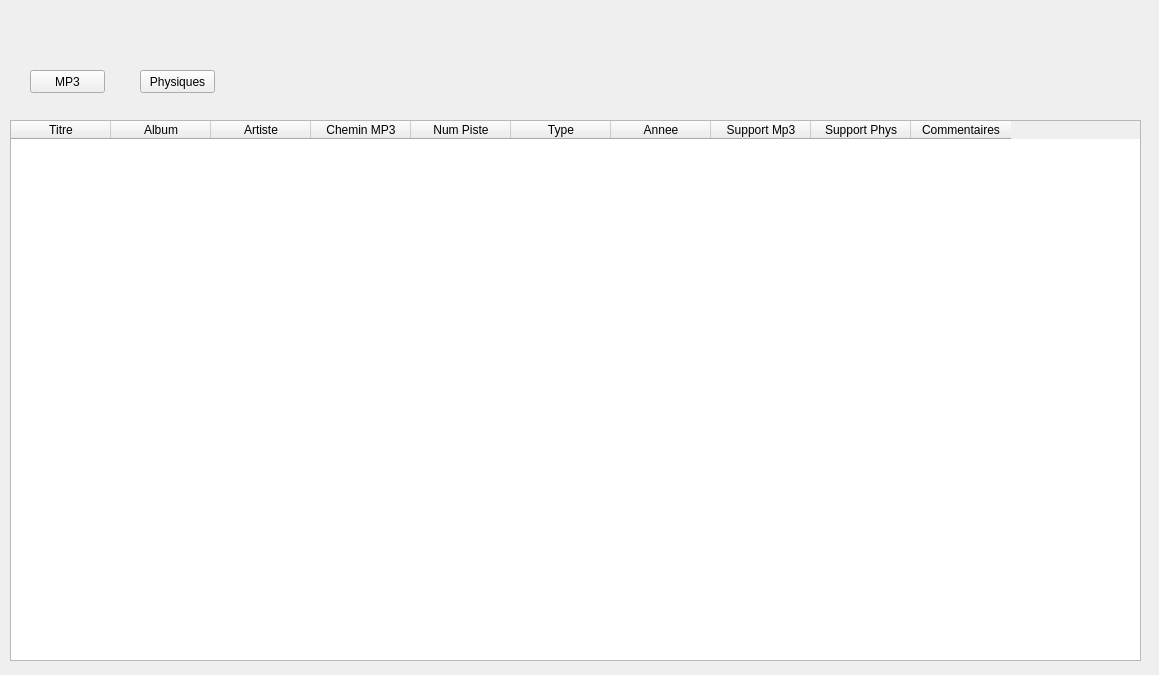
Before: the Qt Designer form projet-musique/core/ongletproblemes.ui in toopoormaghell/projet-musique, drawn with Qt 5.
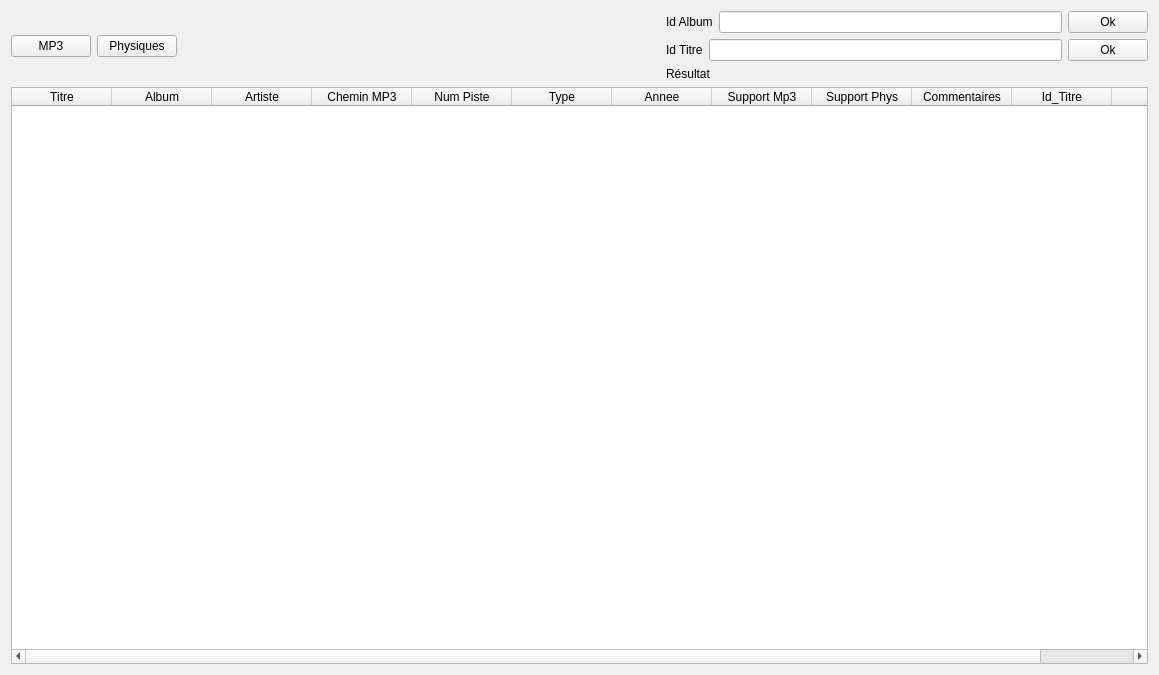
After: the same form once the commit is applied.

Patch:
```diff
--- a/projet-musique/core/ongletproblemes.ui
+++ b/projet-musique/core/ongletproblemes.ui
@@ -13,14 +13,99 @@
   <property name="windowTitle">
    <string>Form</string>
   </property>
+  <layout class="QVBoxLayout" name="verticalLayout_3">
+   <item>
+    <layout class="QVBoxLayout" name="verticalLayout">
+     <item>
+      <layout class="QHBoxLayout" name="horizontalLayout">
+       <item>
+        <widget class="QPushButton" name="Relations">
+         <property name="text">
+          <string>MP3</string>
+         </property>
+        </widget>
+       </item>
+       <item>
+        <widget class="QPushButton" name="Physiques">
+         <property name="text">
+          <string>Physiques</string>
+         </property>
+        </widget>
+       </item>
+       <item>
+        <spacer name="horizontalSpacer">
+         <property name="orientation">
+          <enum>Qt::Horizontal</enum>
+         </property>
+         <property name="sizeHint" stdset="0">
+          <size>
+           <width>40</width>
+           <height>20</height>
+          </size>
+         </property>
+        </spacer>
+       </item>
+       <item>
+        <layout class="QVBoxLayout" name="verticalLayout_2">
+         <item>
+          <layout class="QHBoxLayout" name="horizontalLayout_2">
+           <item>
+            <widget class="QLabel" name="label">
+             <property name="text">
+              <string>Id Album</string>
+             </property>
+            </widget>
+           </item>
+           <item>
+            <widget class="QLineEdit" name="Id_Album"/>
+           </item>
+           <item>
+            <widget class="QPushButton" name="Ok_Album">
+             <property name="text">
+              <string>Ok</string>
+             </property>
+            </widget>
+           </item>
+          </layout>
+         </item>
+         <item>
+          <layout class="QHBoxLayout" name="horizontalLayout_4">
+           <item>
+            <widget class="QLabel" name="label_2">
+             <property name="text">
+              <string>Id Titre</string>
+             </property>
+            </widget>
+           </item>
+           <item>
+            <widget class="QLineEdit" name="Id_Titre"/>
+           </item>
+           <item>
+            <widget class="QPushButton" name="Ok_Titre">
+             <property name="text">
+              <string>Ok</string>
+             </property>
+            </widget>
+           </item>
+          </layout>
+         </item>
+         <item>
+          <widget class="QLabel" name="Resultat">
+           <property name="text">
+            <string>Résultat</string>
+           </property>
+          </widget>
+         </item>
+        </layout>
+       </item>
+      </layout>
+     </item>
+    </layout>
+   </item>
+   <item>
   <widget class="QTableWidget" name="TabProbl">
-   <property name="geometry">
-    <rect>
-     <x>10</x>
-     <y>120</y>
-     <width>1131</width>
-     <height>541</height>
-    </rect>
+     <property name="columnCount">
+      <number>12</number>
    </property>
    <column>
     <property name="text">
@@ -72,33 +157,15 @@
      <string>Commentaires</string>
     </property>
    </column>
-  </widget>
-  <widget class="QPushButton" name="Relations">
-   <property name="geometry">
-    <rect>
-     <x>30</x>
-     <y>70</y>
-     <width>75</width>
-     <height>23</height>
-    </rect>
-   </property>
+     <column>
    <property name="text">
-    <string>MP3</string>
-   </property>
-  </widget>
-  <widget class="QPushButton" name="Physiques">
-   <property name="geometry">
-    <rect>
-     <x>140</x>
-     <y>70</y>
-     <width>75</width>
-     <height>23</height>
-    </rect>
-   </property>
-   <property name="text">
-    <string>Physiques</string>
-   </property>
-  </widget>
+       <string>Id_Titre</string>
+      </property>
+     </column>
+     <column/>
+    </widget>
+   </item>
+  </layout>
  </widget>
  <resources/>
  <connections/>
```
Lines whose indentation alone changed are shown as unchanged.
